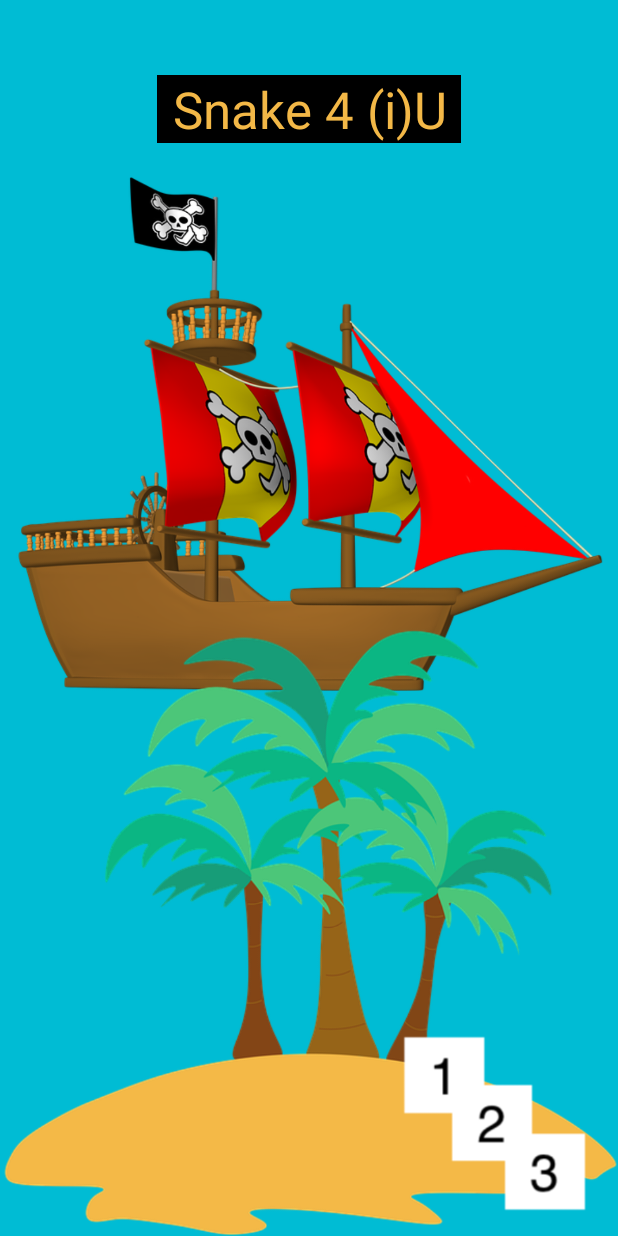
After one commit to knautschka/Snake4iU, an Android app: the layout activity_title_screen.xml on its own in the app's theme, with its tools: preview values and no code run, on a phone screen of 412 x 824 dp. The commit adds this screen. Run offline under Robolectric (Android 15) with nearby library versions, the phone set to English and light mode, and no system bars.

Commit message:
Neuer TitleSceen eingefügt
Der neue TitleScreen wurde eingefügt.

```diff
--- /dev/null
+++ b/app/src/main/res/layout/activity_title_screen.xml
@@ -0,0 +1,59 @@
+<?xml version="1.0" encoding="utf-8"?>
+<androidx.constraintlayout.widget.ConstraintLayout xmlns:android="http://schemas.android.com/apk/res/android"
+    xmlns:app="http://schemas.android.com/apk/res-auto"
+    xmlns:tools="http://schemas.android.com/tools"
+    android:layout_width="match_parent"
+    android:layout_height="match_parent"
+    tools:context=".TitleScreenActivity">
+
+    <RelativeLayout
+        android:layout_width="match_parent"
+        android:layout_height="match_parent"
+        android:background="#00BCD4">
+
+        <TextView
+            android:id="@+id/snake4iu"
+            android:layout_width="wrap_content"
+            android:layout_height="wrap_content"
+            android:layout_centerHorizontal="true"
+            android:layout_marginTop="50dp"
+            android:background="#000000"
+            android:paddingLeft="10dp"
+            android:paddingRight="10dp"
+            android:text="@string/snake_4_iu"
+            android:textAlignment="center"
+            android:textColor="#F3B847"
+            android:textSize="34sp" />
+
+        <RelativeLayout
+            android:layout_width="match_parent"
+            android:layout_height="698dp"
+            android:layout_below="@id/snake4iu"
+            android:layout_alignParentBottom="true">
+
+            <ImageView
+                android:id="@+id/ship"
+                android:layout_width="wrap_content"
+                android:layout_height="wrap_content"
+                android:layout_centerHorizontal="true"
+                android:adjustViewBounds="true"
+                android:paddingLeft="10dp"
+                android:paddingTop="20dp"
+                android:paddingRight="10dp"
+                android:scaleType="centerCrop"
+                app:srcCompat="@drawable/ship" />
+
+            <ImageView
+                android:id="@+id/island"
+                android:layout_width="match_parent"
+                android:layout_height="wrap_content"
+                android:layout_alignParentBottom="true"
+                android:adjustViewBounds="true"
+                android:scaleType="fitCenter"
+                app:srcCompat="@drawable/insel1" />
+
+        </RelativeLayout>
+
+    </RelativeLayout>
+
+</androidx.constraintlayout.widget.ConstraintLayout>
--- a/app/src/main/res/values/strings.xml
+++ b/app/src/main/res/values/strings.xml
@@ -5,4 +5,5 @@
     <string name="spiel_starten">Start Game</string>
     <string name="einstellungen">Settings</string>
     <string name="willkommen_zu">Welcome to</string>
+    <string name="snake_4_iu">Snake 4 (i)U</string>
 </resources>
```
Also changed, not shown: app/src/main/AndroidManifest.xml (+26 -22 lines), app/src/main/java/com/example/snake4iu/TitleScreenActivity.java (added, +32 -0 lines), app/src/main/res/drawable/insel1.png (added), app/src/main/res/drawable/ship.png (added), 1 other file.
